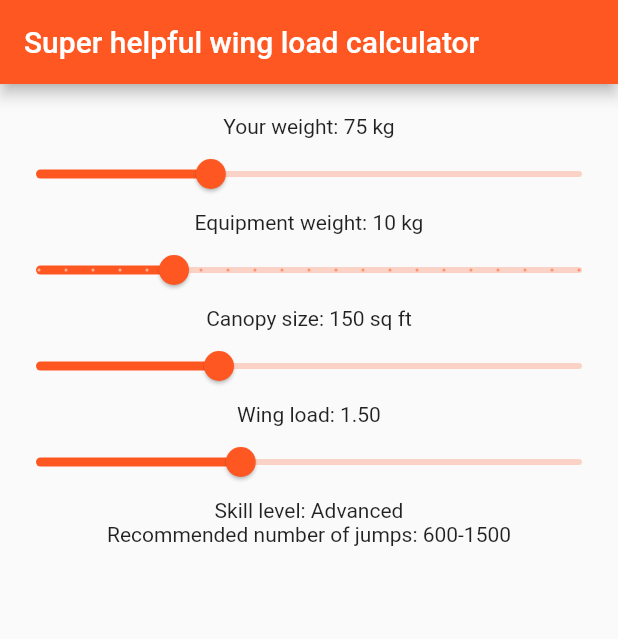
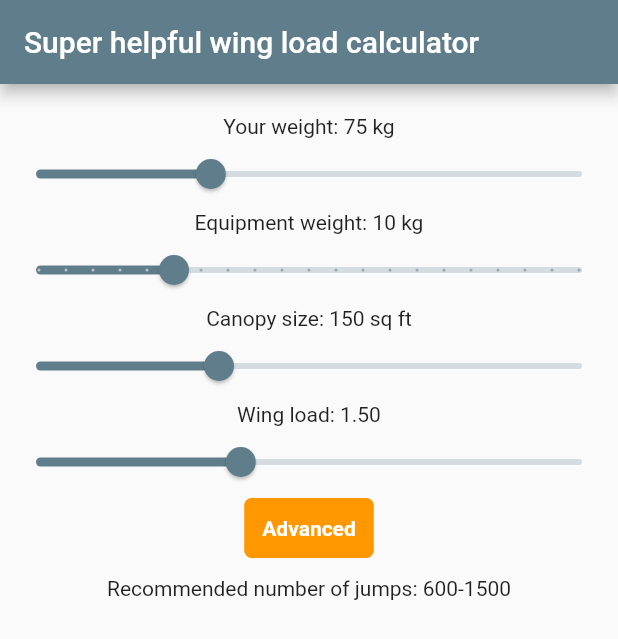
Before and after one commit to felipevyg/wingload-calculator, a Flutter app: the screen it shows after launch, on a phone screen of 412 x 824 dp. Shown: the top 639 px of the screen. Run offline on Flutter 3.47's test engine with Material 2 defaults, Android fonts, the light colour scheme and no system bars.

Commit message:
improves skill level indicator

```diff
--- a/lib/main.dart
+++ b/lib/main.dart
@@ -13,7 +13,7 @@
     return MaterialApp(
       title: 'Wing Load Calculator',
       theme: ThemeData(
-        primarySwatch: Colors.deepOrange,
+        primarySwatch: Colors.blueGrey,
       ),
       home: const CalculatorPage(title: 'Super helpful wing load calculator'),
     );
@@ -65,6 +65,19 @@
         return '600-1500';
       case 'Expert':
         return '1500+';
+    }
+  }
+
+  getSkillColor() {
+    switch (getSkillLevel()) {
+      case 'Beginner':
+        return Colors.green;
+      case 'Intermediate':
+        return Colors.blue;
+      case 'Advanced':
+        return Colors.orange;
+      case 'Expert':
+        return Colors.red;
     }
   }
 
@@ -132,7 +145,16 @@
                     });
                   },
                 ),
-                Text('Skill level: ${getSkillLevel()}'),
+                Container(
+                  padding: const EdgeInsets.all(12),
+                  margin: const EdgeInsets.only(bottom: 12),
+                  decoration: BoxDecoration(
+                      borderRadius: const BorderRadius.all(Radius.circular(5)),
+                      color: getSkillColor()),
+                  child: Text(getSkillLevel(),
+                      style: const TextStyle(
+                          color: Colors.white, fontWeight: FontWeight.bold)),
+                ),
                 Text(
                     'Recommended number of jumps: ${getMinimumAmountOfJumps()}'),
               ],
```
